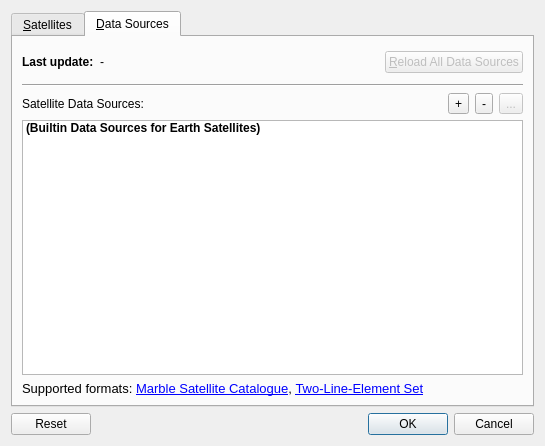
Before: the Qt Designer form src/plugins/render/satellites/SatellitesConfigDialog.ui in KDE/marble, drawn with Qt 5.
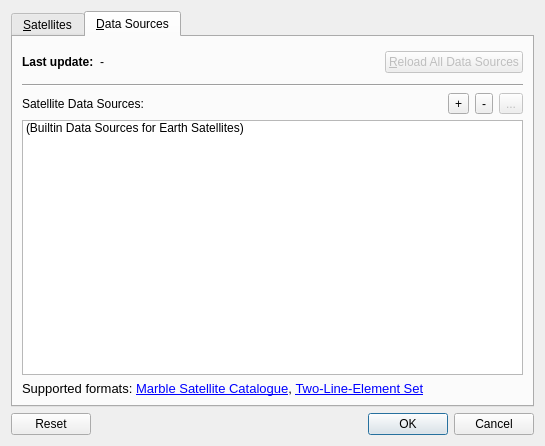
After: the same form once the commit is applied. The open tabs and pages were chosen to show the change. Icons and pictures are not drawn.

Commit message:
SatellitesPlugin: remove bold flag
 * Do not use a bold font in the configuration dialog's data
   sources list.

```diff
--- a/src/plugins/render/satellites/SatellitesConfigDialog.ui
+++ b/src/plugins/render/satellites/SatellitesConfigDialog.ui
@@ -178,8 +178,10 @@
         <widget class="QListWidget" name="listDataSources">
          <property name="font">
           <font>
-           <weight>75</weight>
-           <bold>true</bold>
+           <weight>50</weight>
+           <italic>false</italic>
+           <bold>false</bold>
+           <kerning>true</kerning>
           </font>
          </property>
          <item>
```
